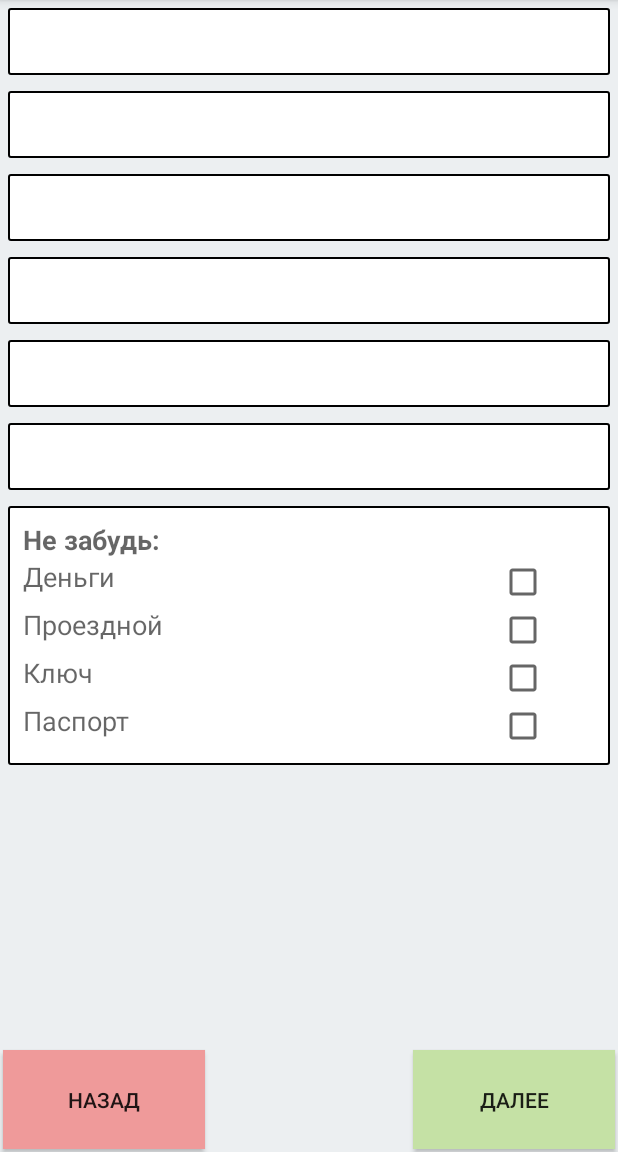
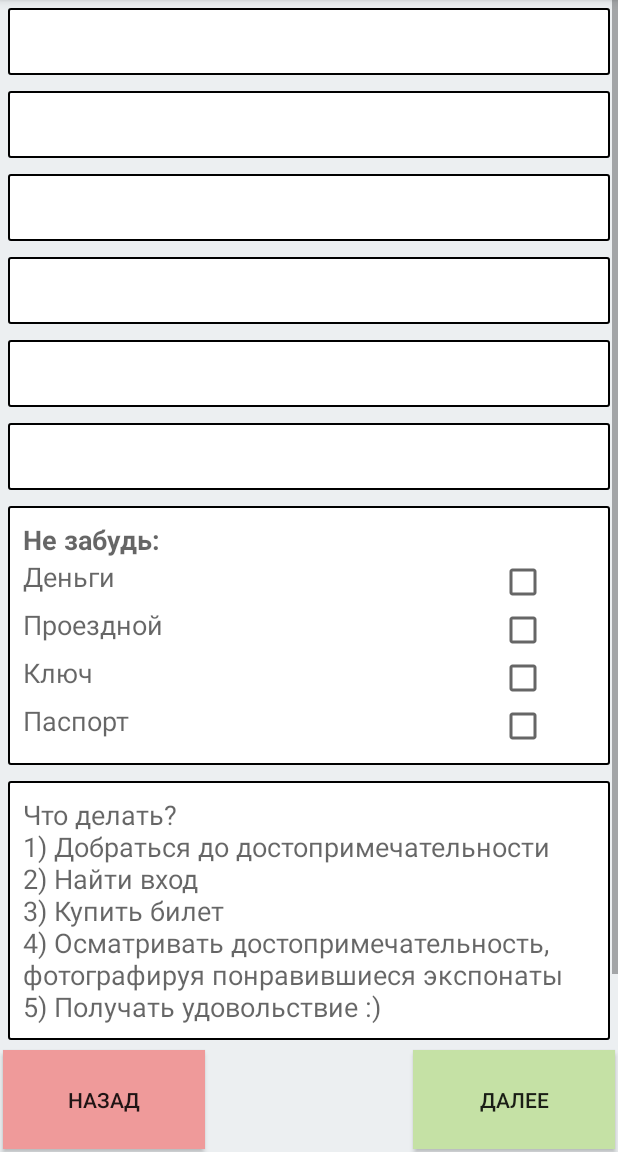
Before and after one commit to vbelovitsky/MyWay, an Android app: the PlaceActivity screen opened directly, with no data from a screen before it, on a phone screen of 412 x 824 dp, the part 84-1236 px from its top. Run offline under Robolectric (Android 15) with nearby library versions, the phone set to English and light mode, and no system bars; 7 statements that could not run were skipped.

Commit message:
bugs fixed

```diff
--- a/MyWay/app/src/main/java/com/example/user/myway/PlaceActivity.java
+++ b/MyWay/app/src/main/java/com/example/user/myway/PlaceActivity.java
@@ -68,7 +68,7 @@ public class PlaceActivity extends AppCompatActivity {
                 if (cb1.isChecked()&cb2.isChecked()&cb3.isChecked()&cb4.isChecked())
                     startActivity(intentStaff);
                 else
-                    Toast.makeText(getApplicationContext(), "Вы что-то забыли :)", Toast.LENGTH_SHORT).show();
+                    Toast.makeText(getApplicationContext(), "Вы что-то забыли!", Toast.LENGTH_SHORT).show();
             }
         });
         //endregion
--- a/MyWay/app/src/main/res/layout/activity_place.xml
+++ b/MyWay/app/src/main/res/layout/activity_place.xml
@@ -169,6 +169,15 @@
 
             </LinearLayout>
             <TextView
+                android:id="@+id/tips"
+                android:layout_width="match_parent"
+                android:layout_height="wrap_content"
+                android:textAppearance="?android:textAppearanceMedium"
+                android:text="Что делать?\n1) Добраться до достопримечательности\n2) Найти вход\n3) Купить билет\n4) Осматривать достопримечательность, фотографируя понравившиеся экспонаты\n5) Получать удовольствие :)"
+                android:padding="10dp"
+                android:layout_margin="5dp"
+                android:background="@drawable/zbourder"/>
+            <TextView
                 android:layout_width="match_parent"
                 android:layout_height="wrap_content"
                 android:text="\n \n"/>
```
